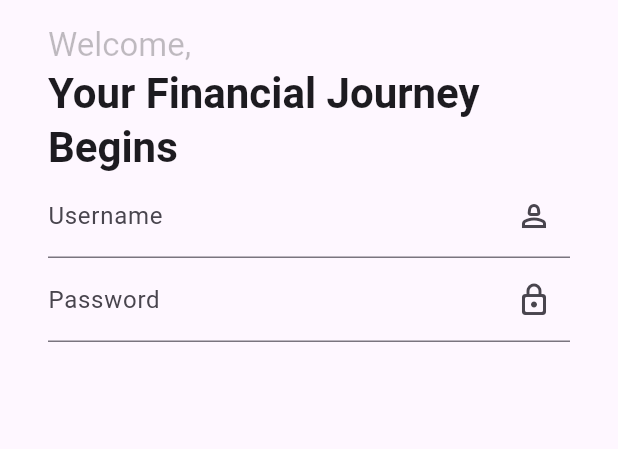
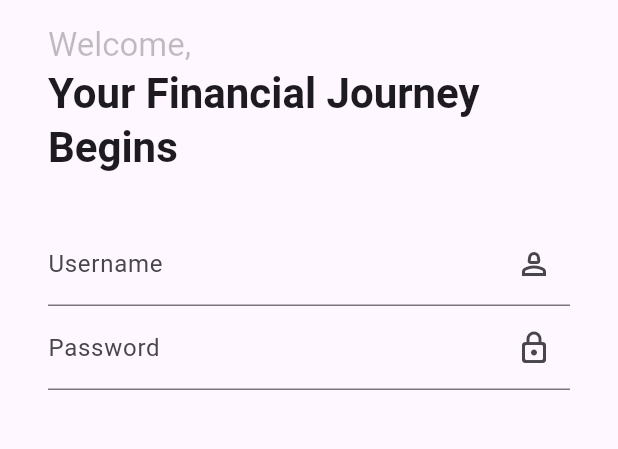
Before and after one commit to luhluh-17/login_sample, a Flutter app: the SignUpPage screen opened by its route, on a phone screen of 412 x 824 dp, the part 282-731 px from its top. Run offline on Flutter 3.47's test engine with Material 2 defaults, Android fonts, the phone set to English and light mode, and no system bars.

Commit message:
add spacing between welcome message and form

```diff
--- a/lib/pages/signup_page.dart
+++ b/lib/pages/signup_page.dart
@@ -45,6 +45,7 @@ class SignUpPage extends StatelessWidget {
                   fontWeight: FontWeight.bold,
                 ),
               ),
+              const SizedBox(height: 32.0),
               const SignupForm(),
             ],
           ),
```
